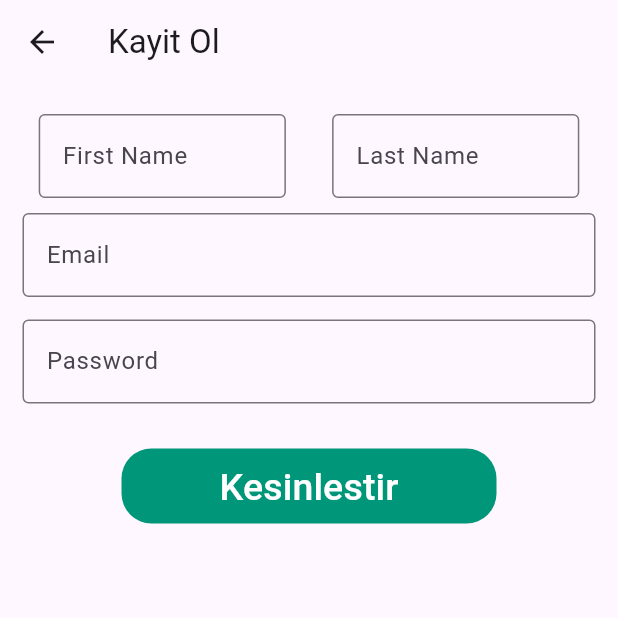
After one commit to Ahmedsall1/HavaYolu, a Flutter app: the Index screen opened directly, after a tap on "Kayit Ol", on a phone screen of 412 x 824 dp, the top half of it. The commit adds this screen. Run offline on Flutter 3.47's test engine with Material 3 defaults, Android fonts, the phone set to English and light mode, and no system bars; our stand-ins replace dropdown_search.

Commit message:
eleventh commit

```diff
--- a/lib/Classes/Yolcu.dart
+++ b/lib/Classes/Yolcu.dart
@@ -1,5 +1,5 @@
 import 'package:havayolu/Classes/Bilet.dart';
-import 'package:havayolu/Pages/Yolcu/Biletim.dart';
+
 
 import 'User.dart';
 import 'HavaYolu.dart';
--- a/lib/Pages/Yolcu/Index.dart
+++ b/lib/Pages/Yolcu/Index.dart
@@ -1,4 +1,5 @@
 import 'package:flutter/material.dart';
+import 'package:havayolu/Pages/Yolcu/KayitOl.dart';
 import 'package:havayolu/Pages/Yolcu/SeferBul.dart';
 
 class Index extends StatelessWidget {
@@ -11,7 +12,10 @@ class Index extends StatelessWidget {
         title: const Text('Yolcu'),
       ),
       body: Center(
-        child: ElevatedButton(
+
+        child: Column(
+          children: [
+            ElevatedButton(
           child: const Text('Sefer Bul'),
           onPressed: () {
             Navigator.push(
@@ -19,6 +23,18 @@ class Index extends StatelessWidget {
               MaterialPageRoute(builder: (context) => const SeferBul()),
             );
           },
+
+        ),
+        ElevatedButton(
+          child: const Text('Kayit Ol'),
+          onPressed: () {
+            Navigator.push(
+              context,
+              MaterialPageRoute(builder: (context) => KayitOl()),
+            );
+          },
+        ),
+          ],
         ),
       ),
     );
--- /dev/null
+++ b/lib/Pages/Yolcu/KayitOl.dart
@@ -0,0 +1,116 @@
+import 'package:flutter/material.dart';
+import 'package:havayolu/Classes/Yolcu.dart';
+import 'package:havayolu/Pages/Yolcu/SeferBul.dart';
+
+class KayitOl extends StatelessWidget {
+  late Yolcu yolcu;
+  String first = "";
+  String last = "";
+  late String password = "";
+  late String email;
+  KayitOl({super.key});
+
+  @override
+  Widget build(BuildContext context) {
+    return Scaffold(
+        appBar: AppBar(
+          title: const Text('Kayit Ol'),
+        ),
+        body: Column(
+          children: [
+            Row(
+              mainAxisAlignment:
+                  MainAxisAlignment.spaceEvenly, // Adjust as needed
+              children: [
+                Padding(
+                  padding: const EdgeInsets.only(
+                      left: 5, right: 5, top: 20, bottom: 10),
+                  child: SizedBox(
+                    width: MediaQuery.of(context).size.width *
+                        0.4, // Adjust the width as needed
+                    child: TextField(
+                      onChanged: (value) {
+                        first = value;
+                      },
+                      decoration: const InputDecoration(
+                        border: OutlineInputBorder(),
+                        labelText: 'First Name',
+                        hintText: 'Enter first name',
+                      ),
+                    ),
+                  ),
+                ),
+                Padding(
+                  padding: const EdgeInsets.only(
+                      left: 5, right: 5, top: 20, bottom: 10),
+                  child: SizedBox(
+                    width: MediaQuery.of(context).size.width *
+                        0.4, // Adjust the width as needed
+                    child: TextField(
+                      onChanged: (value) {
+                        last = value;
+                      },
+                      decoration: const InputDecoration(
+                        border: OutlineInputBorder(),
+                        labelText: 'Last Name',
+                        hintText: 'Enter last name',
+                      ),
+                    ),
+                  ),
+                ),
+              ],
+            ),
+            Padding(
+              //padding: const EdgeInsets.only(left:15.0,right: 15.0,top:0,bottom: 0),
+              padding: EdgeInsets.symmetric(horizontal: 15),
+              child: TextField(
+                onChanged: (value) {
+                  email = value;
+                },
+                decoration: InputDecoration(
+                    border: OutlineInputBorder(),
+                    labelText: 'Email',
+                    hintText: 'Enter valid email id as abc@gmail.com'),
+              ),
+            ),
+            Padding(
+              padding: const EdgeInsets.only(
+                  left: 15.0, right: 15.0, top: 15, bottom: 30),
+              //padding: EdgeInsets.symmetric(horizontal: 15),
+              child: TextField(
+                obscureText: true,
+                onChanged: (value) {
+                  password = value;
+                },
+                decoration: InputDecoration(
+                  border: OutlineInputBorder(),
+                  labelText: 'Password',
+                  hintText: 'Enter secure password',
+                ),
+              ),
+            ),
+            Container(
+              height: 50,
+              width: 250,
+              decoration: BoxDecoration(
+                  color: Color.fromARGB(255, 0, 150, 122),
+                  borderRadius: BorderRadius.circular(20)),
+              child: TextButton(
+                onPressed: () {
+                  yolcu = Yolcu(first + last);
+                  this.yolcu.email = email;
+                  this.password = password;
+
+                  Navigator.push(context,
+                      MaterialPageRoute(builder: (_) => const SeferBul()));
+                },
+                child: const Text(
+                  'Kesinlestir',
+                  style: TextStyle(color: Colors.white, fontSize: 25),
+                ),
+              ),
+            ),
+          ],
+        ));
+  }
+}
```
Also changed, not shown: lib/Pages/Yolcu/Biletim.dart (+32 -6 lines), lib/Pages/Yolcu/Biletlerim.dart (added, +50 -0 lines), lib/Pages/Yolcu/Kesinlestir.dart (+8 -4 lines).
